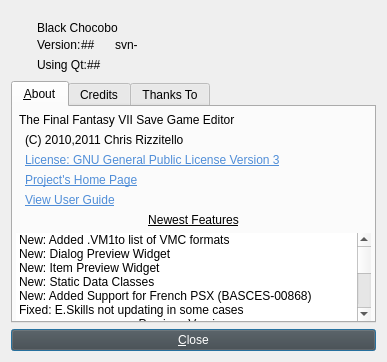
sithlord48/blackchocobo, file about.ui: the form before one commit.
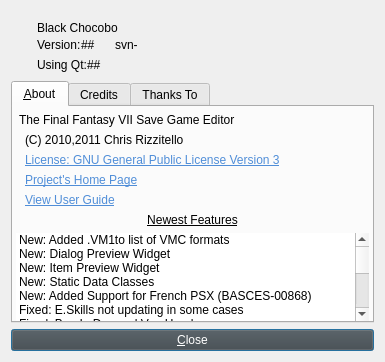
The form after the commit. Icons and pictures are not drawn.

What changed in the file:
```diff
--- a/about.ui
+++ b/about.ui
@@ -9,7 +9,7 @@
    <rect>
     <x>0</x>
     <y>0</y>
-    <width>387</width>
+    <width>385</width>
     <height>362</height>
    </rect>
   </property>
@@ -563,6 +563,11 @@
            <string>Fixed: E.Skills not updating in some cases</string>
           </property>
          </item>
+         <item>
+          <property name="text">
+           <string>Fixed: Bug In Dex and Vgs Header</string>
+          </property>
+         </item>
          <item>
           <property name="text">
            <string>Previous Versions</string>
```
